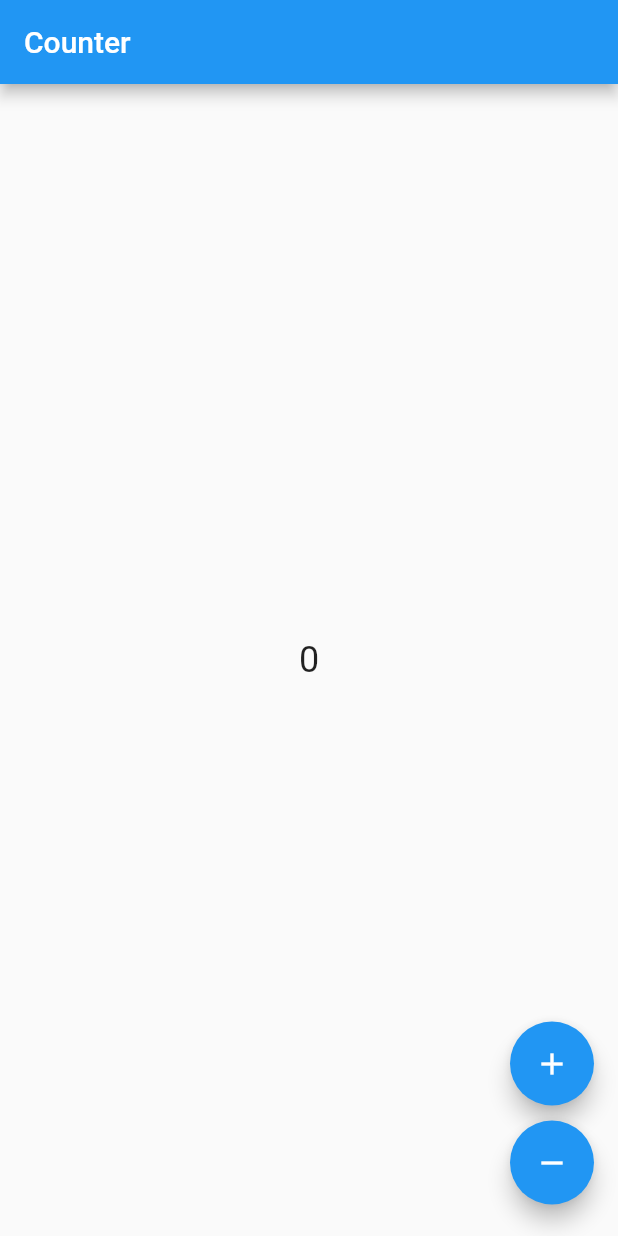
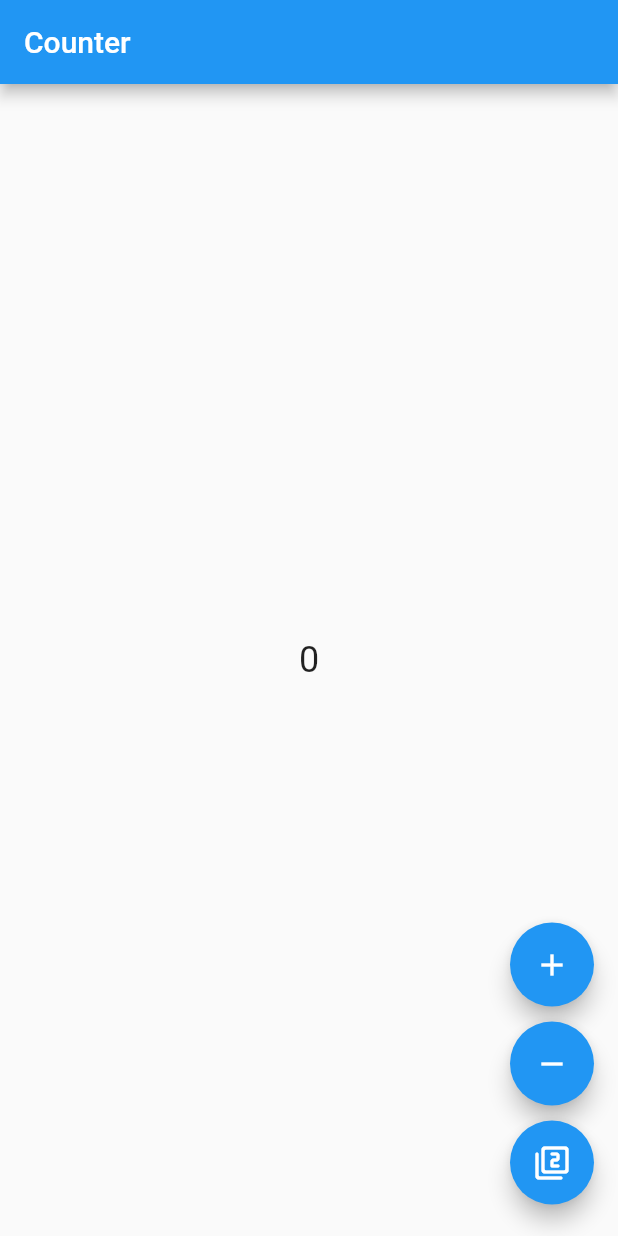
Before and after one commit to xorsense/bloc_counter_example, a Flutter app: the screen it shows after launch, on a phone screen of 412 x 824 dp. Run offline on Flutter 3.47's test engine with Material 2 defaults, Android fonts, the phone set to English and light mode, and no system bars; our stand-ins replace flutter_bloc.

Commit message:
multiply number by 2

```diff
--- a/lib/counter_bloc.dart
+++ b/lib/counter_bloc.dart
@@ -6,9 +6,12 @@ class CounterIncrementPressed extends CounterEvent {}
 
 class CounterDecrementPressed extends CounterEvent {}
 
+class CounterMultiplierPressed extends CounterEvent {}
+
 class CounterBloc extends Bloc<CounterEvent, int> {
   CounterBloc() : super(0) {
     on<CounterIncrementPressed>((event, emit) => emit(state + 1));
     on<CounterDecrementPressed>((event, emit) => emit(state - 1));
+    on<CounterMultiplierPressed>((event, emit) => emit(state * 2));
   }
 }
--- a/lib/counter_page.dart
+++ b/lib/counter_page.dart
@@ -40,6 +40,14 @@ class CounterPage extends StatelessWidget {
                   context.read<CounterBloc>().add(CounterDecrementPressed()),
             ),
           ),
+          Padding(
+            padding: const EdgeInsets.symmetric(vertical: 5.0),
+            child: FloatingActionButton(
+              child: const Icon(Icons.filter_2_rounded),
+              onPressed: () =>
+                  context.read<CounterBloc>().add(CounterMultiplierPressed()),
+            ),
+          )
         ],
       ),
     );
```
